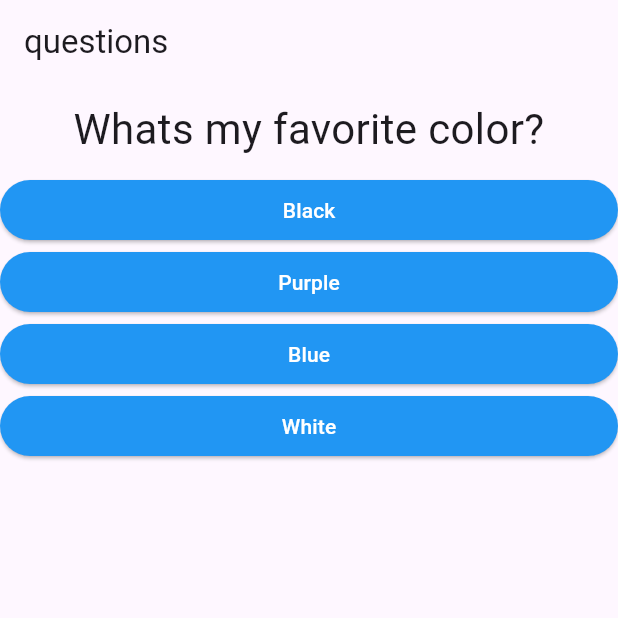
After one commit to nisiq/quiz, a Flutter app: the screen it shows after launch, on a phone screen of 412 x 824 dp, the top half of it. The commit adds this screen. Run offline on Flutter 3.47's test engine with Material 3 defaults, Android fonts, the phone set to English and light mode, and no system bars.

Commit message:
in english

```diff
--- a/lib/resposta.dart
+++ b/lib/components/answer.dart
@@ -1,10 +1,10 @@
 import 'package:flutter/material.dart';
 
-class Resposta extends StatelessWidget {
-  final String texto;
-  final void Function() quandoSelecionado;
+class Answer extends StatelessWidget {
+  final String text;
+  final void Function() whenSelected;
 
-  const Resposta(this.texto, this.quandoSelecionado, {super.key});
+  const Answer(this.text, this.whenSelected, {super.key});
 
   @override
   Widget build(BuildContext context) {
@@ -15,8 +15,8 @@ class Resposta extends StatelessWidget {
           backgroundColor: Colors.blue,
           foregroundColor: Colors.white,
         ),
-        onPressed: quandoSelecionado,
-        child: Text(texto),
+        onPressed: whenSelected,
+        child: Text(text),
       ),
     );
   }
--- a/lib/questao.dart
+++ b/lib/components/question.dart
@@ -1,9 +1,9 @@
 import 'package:flutter/material.dart';
 
-class Questao extends StatelessWidget {
-  final String texto;
+class Question extends StatelessWidget {
+  final String text;
 
-  const Questao(this.texto, {super.key});
+  const Question(this.text, {super.key});
 
   @override
   Widget build(BuildContext context) {
@@ -11,7 +11,7 @@ class Questao extends StatelessWidget {
       width: double.infinity,
       margin: const EdgeInsets.all(10),
       child: Text(
-        texto,
+        text,
         style: const TextStyle(fontSize: 28),
         textAlign: TextAlign.center,
       ),
--- /dev/null
+++ b/lib/components/questionnaire.dart
@@ -0,0 +1,40 @@
+import 'package:flutter/material.dart';
+import './question.dart';
+import 'answer.dart';
+
+class Questionnaire extends StatelessWidget {
+  final List<Map<String, Object>> questions;
+  final int selectedquestion;
+  final void Function(int) whenToAnswer;
+
+  const Questionnaire({
+    required this.questions,
+    required this.selectedquestion,
+    required this.whenToAnswer,
+    super.key,
+  });
+
+  bool get questionIsSelected {
+    return selectedquestion < questions.length;
+  }
+
+  @override
+  Widget build(BuildContext context) {
+    List<Map<String, Object>> answers = questionIsSelected
+        ? questions[selectedquestion]['answers']
+          as List<Map<String, Object>>
+        : [];
+
+    return Column(
+      children: [
+        Question(questions[selectedquestion]['text'] as String),
+        ...answers.map((resp) {
+          return Answer(
+            resp['text'].toString(),
+            () => whenToAnswer(int.parse(resp['score'].toString())),
+          );
+        }).toList(),
+      ],
+    );
+  }
+}
--- a/lib/main.dart
+++ b/lib/main.dart
@@ -1,60 +1,61 @@
 import 'package:flutter/material.dart';
-import './questionario.dart';
-import './resultado.dart';
+import 'package:flutter/rendering.dart';
+import './components/questionnaire.dart';
+import './components/result.dart';
 
 void main() => runApp(const PerguntaApp());
 
 class _PerguntaAppState extends State<PerguntaApp> {
-  var _perguntaSelecionada = 0;
-  var _pontuacaoTotal = 0;
-  final _perguntas = const [
+  var _selectedquestion = 0;
+  var _scoreTotal = 0;
+  final _questions = const [
     {
-      'texto': 'Qual é a sua cor favorita?',
-      'respostas': [
-        {'texto': 'Preto', 'pontuacao': 10},
-        {'texto': 'Vermelho', 'pontuacao': 5},
-        {'texto': 'Verde', 'pontuacao': 3},
-        {'texto': 'Branco', 'pontuacao': 1},
+      'text': 'Whats my favorite color?',
+      'answers': [
+        {'text': 'Black', 'score': 0},
+        {'text': 'Purple', 'score': 0},
+        {'text': 'Blue', 'score': 10},
+        {'text': 'White', 'score': 0},
       ],
     },
     {
-      'texto': 'Qual é o seu animal favorito?',
-      'respostas': [
-        {'texto': 'Coelho', 'pontuacao': 10},
-        {'texto': 'Cobra', 'pontuacao': 5},
-        {'texto': 'Elefante', 'pontuacao': 3},
-        {'texto': 'Leão', 'pontuacao': 1},
+      'text': 'Whats my favorite animal?',
+      'answers': [
+        {'text': 'Dog', 'score': 10},
+        {'text': 'Cat', 'score': 0},
+        {'text': 'Rabbit', 'score': 0},
+        {'text': 'Bird', 'score': 0},
       ],
     },
     {
-      'texto': 'Qual é o seu instrutor favorito?',
-      'respostas': [
-        {'texto': 'Leo', 'pontuacao': 10},
-        {'texto': 'Maria', 'pontuacao': 5},
-        {'texto': 'João', 'pontuacao': 3},
-        {'texto': 'Pedro', 'pontuacao': 1},
+      'text': 'Whats my favorite food?',
+      'answers': [
+        {'text': 'Feijoada', 'score': 10},
+        {'text': 'Strogonoff', 'score': 0},
+        {'text': 'Cheese Ball', 'score': 10},
+        {'text': 'Chicken pie', 'score': 0},
       ],
     }
   ];
 
-  void _responder(int pontuacao) {
-    if (temPerguntaSelecionada) {
+  void _answer(int score) {
+    if (questionIsSelected) {
       setState(() {
-        _perguntaSelecionada++;
-        _pontuacaoTotal += pontuacao;
+        _selectedquestion++;
+        _scoreTotal += score;
       });
     }
   }
 
-  void _reiniciarQuestionario() {
+  void _restartQuestionnaire() {
     setState(() {
-      _perguntaSelecionada = 0;
-      _pontuacaoTotal = 0;
+      _selectedquestion = 0;
+      _scoreTotal = 0;
     });
   }
 
-  bool get temPerguntaSelecionada {
-    return _perguntaSelecionada < _perguntas.length;
+  bool get questionIsSelected {
+    return _selectedquestion < _questions.length;
   }
 
   @override
@@ -62,15 +63,15 @@ class _PerguntaAppState extends State<PerguntaApp> {
     return MaterialApp(
       home: Scaffold(
         appBar: AppBar(
-          title: const Text('Perguntas'),
+          title: const Text('questions'),
         ),
-        body: temPerguntaSelecionada
-            ? Questionario(
-                perguntas: _perguntas,
-                perguntaSelecionada: _perguntaSelecionada,
-                quandoResponder: _responder,
+        body: questionIsSelected
+            ? Questionnaire(
+                questions: _questions,
+                selectedquestion: _selectedquestion,
+                whenToAnswer: _answer,
               )
-            : Resultado(_pontuacaoTotal, _reiniciarQuestionario),
+            : Result(_scoreTotal, _restartQuestionnaire),
       ),
     );
   }
```
Also changed, not shown: lib/components/result.dart (renamed from lib/resultado.dart, +13 -15 lines), lib/questionario.dart (deleted, +0 -40 lines), 2 other files.
